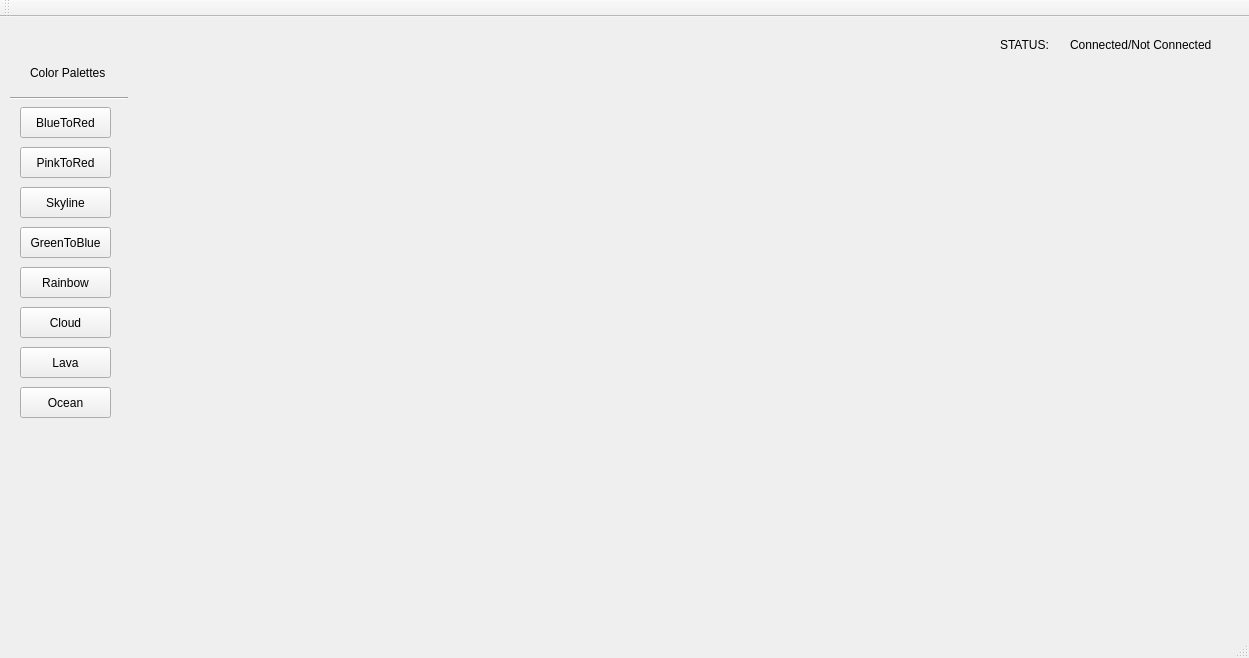
Qt form GUI/mainwindow.ui (marcouderzo/ArduinoFFT) before a commit.
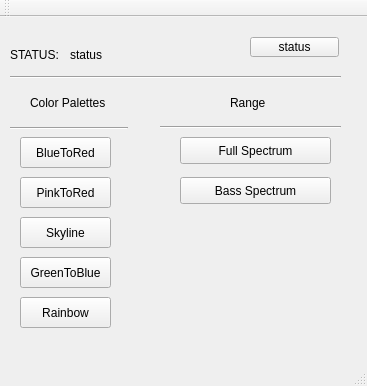
The same form after that commit.

```diff
--- a/GUI/mainwindow.ui
+++ b/GUI/mainwindow.ui
@@ -6,8 +6,8 @@
    <rect>
     <x>0</x>
     <y>0</y>
-    <width>1249</width>
-    <height>658</height>
+    <width>367</width>
+    <height>386</height>
    </rect>
   </property>
   <property name="windowTitle">
@@ -18,7 +18,7 @@
     <property name="geometry">
      <rect>
       <x>20</x>
-      <y>90</y>
+      <y>120</y>
       <width>91</width>
       <height>31</height>
      </rect>
@@ -30,8 +30,8 @@
    <widget class="QLabel" name="label">
     <property name="geometry">
      <rect>
-      <x>1000</x>
-      <y>20</y>
+      <x>10</x>
+      <y>30</y>
       <width>55</width>
       <height>16</height>
      </rect>
@@ -43,21 +43,21 @@
    <widget class="QLabel" name="statusLabel">
     <property name="geometry">
      <rect>
-      <x>1070</x>
-      <y>20</y>
+      <x>70</x>
+      <y>30</y>
       <width>151</width>
       <height>16</height>
      </rect>
     </property>
     <property name="text">
-     <string>Connected/Not Connected</string>
+     <string>status</string>
     </property>
    </widget>
    <widget class="QPushButton" name="push_pal1_2">
     <property name="geometry">
      <rect>
       <x>20</x>
-      <y>130</y>
+      <y>160</y>
       <width>91</width>
       <height>31</height>
      </rect>
@@ -70,7 +70,7 @@
     <property name="geometry">
      <rect>
       <x>20</x>
-      <y>170</y>
+      <y>200</y>
       <width>91</width>
       <height>31</height>
      </rect>
@@ -83,7 +83,7 @@
     <property name="geometry">
      <rect>
       <x>20</x>
-      <y>210</y>
+      <y>240</y>
       <width>91</width>
       <height>31</height>
      </rect>
@@ -96,7 +96,7 @@
     <property name="geometry">
      <rect>
       <x>20</x>
-      <y>250</y>
+      <y>280</y>
       <width>91</width>
       <height>31</height>
      </rect>
@@ -105,50 +105,11 @@
      <string>Rainbow</string>
     </property>
    </widget>
-   <widget class="QPushButton" name="push_pal1_6">
-    <property name="geometry">
-     <rect>
-      <x>20</x>
-      <y>290</y>
-      <width>91</width>
-      <height>31</height>
-     </rect>
-    </property>
-    <property name="text">
-     <string>Cloud</string>
-    </property>
-   </widget>
-   <widget class="QPushButton" name="push_pal1_7">
-    <property name="geometry">
-     <rect>
-      <x>20</x>
-      <y>330</y>
-      <width>91</width>
-      <height>31</height>
-     </rect>
-    </property>
-    <property name="text">
-     <string>Lava</string>
-    </property>
-   </widget>
-   <widget class="QPushButton" name="push_pal1_8">
-    <property name="geometry">
-     <rect>
-      <x>20</x>
-      <y>370</y>
-      <width>91</width>
-      <height>31</height>
-     </rect>
-    </property>
-    <property name="text">
-     <string>Ocean</string>
-    </property>
-   </widget>
    <widget class="QLabel" name="label_2">
     <property name="geometry">
      <rect>
       <x>30</x>
-      <y>40</y>
+      <y>70</y>
       <width>101</width>
       <height>31</height>
      </rect>
@@ -161,7 +122,7 @@
     <property name="geometry">
      <rect>
       <x>10</x>
-      <y>80</y>
+      <y>110</y>
       <width>118</width>
       <height>3</height>
      </rect>
@@ -170,6 +131,84 @@
      <enum>Qt::Horizontal</enum>
     </property>
    </widget>
+   <widget class="QLabel" name="label_3">
+    <property name="geometry">
+     <rect>
+      <x>230</x>
+      <y>65</y>
+      <width>51</width>
+      <height>41</height>
+     </rect>
+    </property>
+    <property name="text">
+     <string>Range</string>
+    </property>
+   </widget>
+   <widget class="Line" name="line_2">
+    <property name="geometry">
+     <rect>
+      <x>160</x>
+      <y>90</y>
+      <width>181</width>
+      <height>41</height>
+     </rect>
+    </property>
+    <property name="orientation">
+     <enum>Qt::Horizontal</enum>
+    </property>
+   </widget>
+   <widget class="QPushButton" name="pushButton">
+    <property name="geometry">
+     <rect>
+      <x>180</x>
+      <y>120</y>
+      <width>151</width>
+      <height>27</height>
+     </rect>
+    </property>
+    <property name="text">
+     <string>Full Spectrum</string>
+    </property>
+   </widget>
+   <widget class="QPushButton" name="pushButton_2">
+    <property name="geometry">
+     <rect>
+      <x>180</x>
+      <y>160</y>
+      <width>151</width>
+      <height>27</height>
+     </rect>
+    </property>
+    <property name="text">
+     <string>Bass Spectrum</string>
+    </property>
+   </widget>
+   <widget class="Line" name="line_3">
+    <property name="geometry">
+     <rect>
+      <x>10</x>
+      <y>50</y>
+      <width>331</width>
+      <height>20</height>
+     </rect>
+    </property>
+    <property name="orientation">
+     <enum>Qt::Horizontal</enum>
+    </property>
+   </widget>
+   <widget class="QPushButton" name="pushButton_3">
+    <property name="geometry">
+     <rect>
+      <x>250</x>
+      <y>20</y>
+      <width>89</width>
+      <height>20</height>
+     </rect>
+    </property>
+    <property name="text">
+     <string>status</string>
+    </property>
+   </widget>
   </widget>
   <widget class="QMenuBar" name="menuBar">
    <property name="geometry">
```
Left out of the diff: 4 changed lines with no effect on the pictures.
